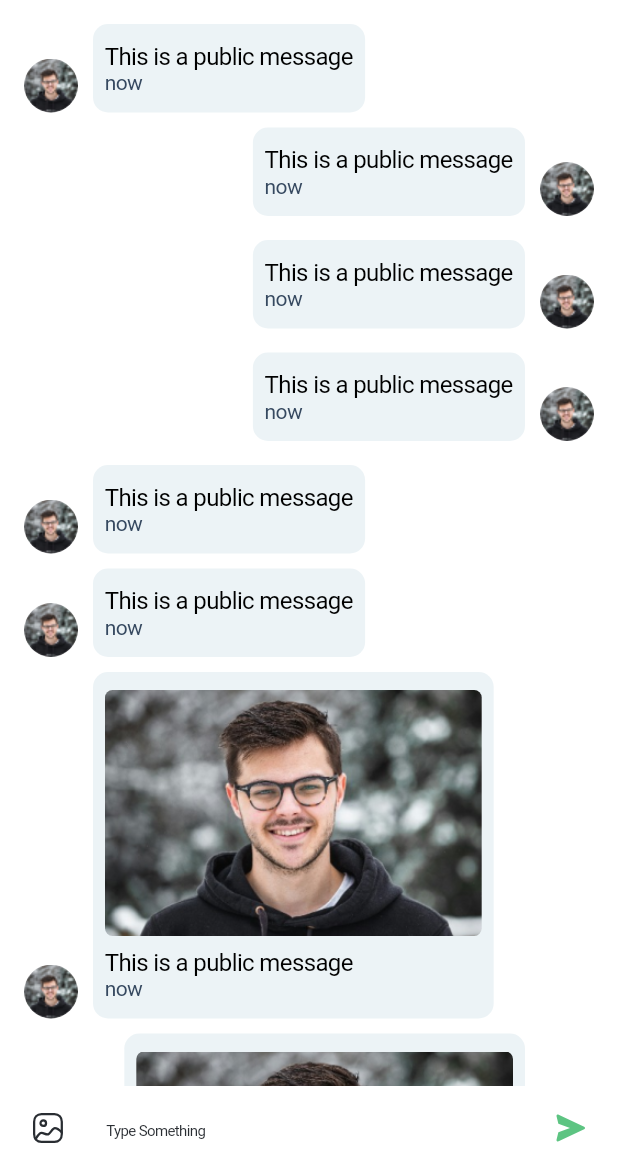
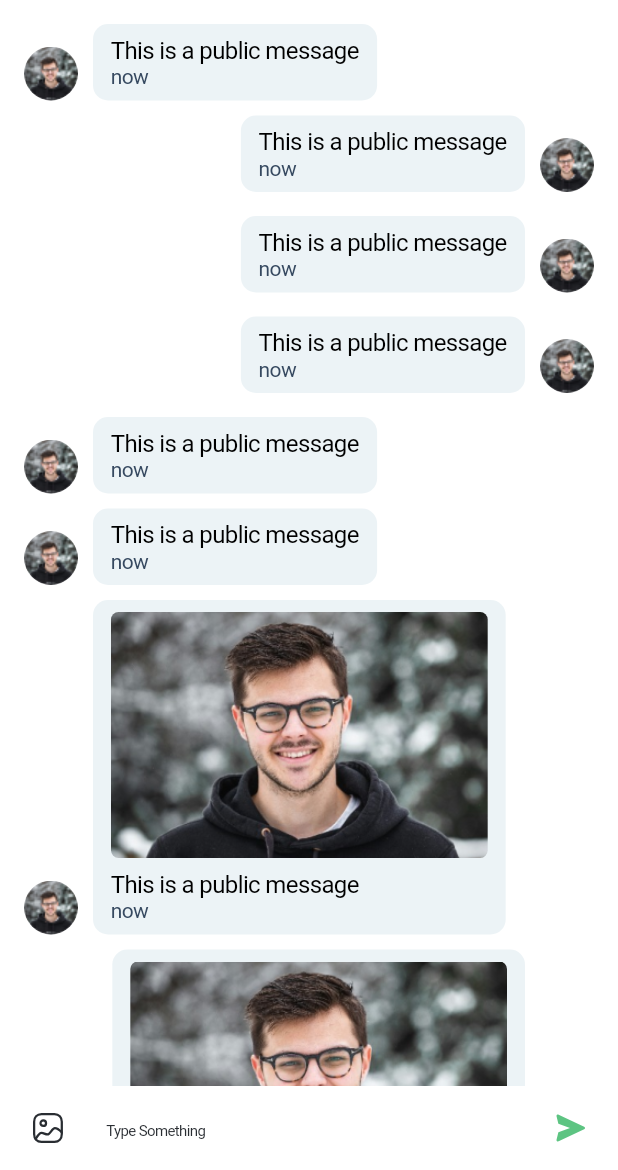
Before and after one commit to alaaeddine-awata/kaizenkode_test, a Flutter app: the ChatView screen opened by its route, after a tap on "Author 1", on a phone screen of 412 x 824 dp, the part 66-1236 px from its top. Run offline on Flutter 3.47's test engine with Material 3 defaults, Android fonts, the phone set to English and light mode, and no system bars; our stand-ins replace flutter_riverpod, flutter_svg, fluttertoast, go_router, image_picker; generated files the repository leaves out were written again.

Commit message:
fix gradle issue and add image_picker

```diff
--- a/lib/core/app.dart
+++ b/lib/core/app.dart
@@ -11,6 +11,7 @@ class MyApp extends StatelessWidget {
   @override
   Widget build(BuildContext context) {
    return CupertinoApp.router(
+     debugShowCheckedModeBanner: false,
       title: 'Kaizenkode test',
      locale: TranslationProvider.of(context).flutterLocale, // use provider
      supportedLocales: AppLocaleUtils.supportedLocales,
--- a/lib/features/chat/domain/model.dart
+++ b/lib/features/chat/domain/model.dart
@@ -2,7 +2,7 @@ class MessageModel {
   final String senderName;
   final String date;
   final String description;
-  final int messagesCount; // Optional
+  int? messagesCount; // Optional
   final String senderImage;
   final String? image;
 
@@ -10,7 +10,7 @@ class MessageModel {
     required this.senderName,
     required this.date,
     required this.description,
-    required this.messagesCount,
+    this.messagesCount,
     required this.senderImage,
     this.image,
   });
--- /dev/null
+++ b/lib/features/chat/presentation/widgets/message_bubble.dart
@@ -0,0 +1,129 @@
+import 'dart:io';
+
+import 'package:flutter/cupertino.dart';
+import 'package:kaizenkode_test/core/functions.dart';
+
+import '../../../../core/color_manager.dart';
+import '../../domain/model.dart';
+
+class MessageBubble extends StatefulWidget {
+  final MessageModel message;
+  final bool amIPreviousSender;
+  final bool myMessage;
+
+  const MessageBubble({
+    super.key,
+    required this.message,
+    required this.amIPreviousSender,
+    required this.myMessage,
+  });
+
+  @override
+  State<MessageBubble> createState() => _MessageBubbleState();
+}
+
+class _MessageBubbleState extends State<MessageBubble>{
+  @override
+  Widget build(BuildContext context) {
+    return Row(
+      mainAxisAlignment:
+      widget.myMessage ? MainAxisAlignment.start : MainAxisAlignment.end,
+      crossAxisAlignment: CrossAxisAlignment.end,
+      children: [
+        Visibility(
+          visible: widget.myMessage,
+          child: Row(
+            children: [
+              ClipOval(
+                  child: Image.asset(
+                    widget.message.senderImage,
+                    height: 36,
+                  )),
+              const SizedBox(
+                width: 10,
+              ),
+            ],
+          ),
+        ),
+        Column(
+          crossAxisAlignment: widget.myMessage
+              ? CrossAxisAlignment.start
+              : CrossAxisAlignment.end,
+          children: [
+            SizedBox(
+              height: widget.amIPreviousSender ? 10 : 16,
+            ),
+            Container(
+              decoration: BoxDecoration(
+                color: ColorManager.skyBlue,
+                borderRadius: BorderRadius.circular(10),
+              ),
+              padding: const EdgeInsets.symmetric(vertical: 8, horizontal: 12),
+              child: Column(
+                crossAxisAlignment: CrossAxisAlignment.start,
+                children: [
+                  Visibility(
+                      visible: widget.message.image != null,
+                      child: ClipRRect(
+                        borderRadius: BorderRadius.circular(5),
+                        child: Builder(builder: (context) {
+                          if (widget.message.image?.contains('assets') ??
+                              false) {
+                            return Image.asset(
+                              widget.message.image ?? '',
+                              height: 164,
+                              fit: BoxFit.fill,
+                            );
+                          } else {
+                            return Image.file(
+                              File(widget.message.image ?? ''),
+                              height: 164,
+                              fit: BoxFit.fill,
+                            );
+                          }
+                        }),
+                      )),
+                  Visibility(
+                    visible: widget.message.description.isNotEmpty,
+                    child: Padding(
+                      padding: EdgeInsets.only(
+                        top: widget.message.image != null ? 8 : 0,
+                      ),
+                      child: Text(
+                        widget.message.description,
+                        style: const TextStyle(
+                            fontSize: 16, fontWeight: FontWeight.w400),
+                      ),
+                    ),
+                  ),
+                  Text(
+                    widget.message.date.getDateFormat,
+                    style: TextStyle(
+                        color: ColorManager.secondary,
+                        fontSize: 14,
+                        fontWeight: FontWeight.w400),
+                  )
+                ],
+              ),
+            ),
+          ],
+        ),
+        Visibility(
+          visible: !widget.myMessage,
+          child: Row(
+            children: [
+              const SizedBox(
+                width: 10,
+              ),
+              ClipOval(
+                  child: Image.asset(
+                    widget.message.senderImage,
+                    height: 36,
+                  )),
+            ],
+          ),
+        ),
+      ],
+    );
+  }
+}
--- a/lib/features/chat/presentation/widgets/single_chate.dart
+++ b/lib/features/chat/presentation/widgets/single_chate.dart
@@ -1,78 +1,100 @@
+import 'dart:io';
 import 'package:flutter/cupertino.dart';
 import 'package:go_router/go_router.dart';
 import 'package:kaizenkode_test/core/assets_manager.dart';
 import 'package:kaizenkode_test/core/functions.dart';
 import 'package:kaizenkode_test/features/chat/domain/model.dart';
 import 'package:kaizenkode_test/features/widgets/icon.dart';
-
 import '../../../../core/color_manager.dart';
 import '../../../../i18n/strings.g.dart';
+import 'message_bubble.dart';
 
-class SingleChatView extends StatelessWidget {
+class SingleChatView extends StatefulWidget {
   final MessageModel messageModel;
 
   const SingleChatView({super.key, required this.messageModel});
 
   @override
-  Widget build(BuildContext context) {
-    List<MessageModel> data = [
+  State<SingleChatView> createState() => _SingleChatViewState();
+}
+
+class _SingleChatViewState extends State<SingleChatView> {
+  List<MessageModel> data = [];
+  TextEditingController messageText = TextEditingController();
+  File? image;
+  ScrollController scrollController = ScrollController();
+
+  @override
+  void dispose() {
+    messageText.dispose();
+    scrollController.dispose();
+    super.dispose();
+  }
+
+  @override
+  void initState() {
+    data = [
       MessageModel(
         senderName: 'Author 1',
         date: DateTime.now().toIso8601String(),
         description: 'This is a public message',
         senderImage: ImageAssets.smallImage,
-          messagesCount: 5),
+      ),
       MessageModel(
         senderName: 'Author 3',
         date: DateTime.now().toIso8601String(),
         description: 'This is a public message',
         senderImage: ImageAssets.smallImage,
-          messagesCount: 2),
+      ),
       MessageModel(
         senderName: 'Author 3',
         date: DateTime.now().toIso8601String(),
         description: 'This is a public message',
         senderImage: ImageAssets.smallImage,
-          messagesCount: 3),
+      ),
       MessageModel(
         senderName: 'Author 3',
         date: DateTime.now().toIso8601String(),
         description: 'This is a public message',
         senderImage: ImageAssets.smallImage,
-          messagesCount: 3),
+      ),
       MessageModel(
         senderName: 'Author 1',
         date: DateTime.now().toIso8601String(),
         description: 'This is a public message',
         senderImage: ImageAssets.smallImage,
-          messagesCount: 3),
+      ),
       MessageModel(
         senderName: 'Author 1',
         date: DateTime.now().toIso8601String(),
         description: 'This is a public message',
         senderImage: ImageAssets.smallImage,
-          messagesCount: 3),
+      ),
       MessageModel(
           senderName: 'Author 1',
           date: DateTime.now().toIso8601String(),
           description: 'This is a public message',
           senderImage: ImageAssets.smallImage,
-          messagesCount: 3,
           image: ImageAssets.largeImage),
       MessageModel(
           senderName: 'Author 3',
           date: DateTime.now().toIso8601String(),
           description: '',
           senderImage: ImageAssets.smallImage,
-          messagesCount: 3,
           image: ImageAssets.largeImage),
     ];
+    super.initState();
+  }
+
+  @override
+  Widget build(BuildContext context) {
     return SafeArea(
       child: CupertinoPageScaffold(
           child: Column(
         children: [
           Padding(
-                padding: const EdgeInsets.symmetric(horizontal: 16.0).copyWith(top: 20),
+            padding:
+                const EdgeInsets.symmetric(horizontal: 16.0).copyWith(top: 20),
             child: Row(
               mainAxisAlignment: MainAxisAlignment.spaceBetween,
               children: [
@@ -80,18 +102,18 @@ class SingleChatView extends StatelessWidget {
                     onTap: () {
                       context.pop();
                     },
-                        child: IconWidget(
+                    child: const IconWidget(
                       icon: IconAssets.back,
                       isPrimary: false,
                     )),
                 Text(
-                      messageModel.senderName,
+                  widget.messageModel.senderName,
                   style: const TextStyle(
                       fontSize: 20, fontWeight: FontWeight.w700),
                 ),
                 GestureDetector(
                     onTap: () {},
-                        child: IconWidget(
+                    child: const IconWidget(
                       icon: IconAssets.setting,
                       isPrimary: false,
                     )),
@@ -100,6 +122,7 @@ class SingleChatView extends StatelessWidget {
           ),
           Expanded(
               child: ListView.builder(
+            controller: scrollController,
             padding: const EdgeInsets.symmetric(horizontal: 16.0),
             itemCount: data.length,
             itemBuilder: (context, index) => MessageBubble(
@@ -111,9 +134,87 @@ class SingleChatView extends StatelessWidget {
           )),
           Row(
             children: [
-                  CupertinoButton(child: IconWidget(isPrimary: false, icon: IconAssets.image), onPressed: (){}),
-                  Expanded(child: CupertinoTextField(placeholder: t.typeSomething,placeholderStyle: TextStyle(fontSize: 10,color: ColorManager.black),decoration: BoxDecoration(border: Border()),)),
-                  CupertinoButton(child: IconWidget(isPrimary: true, icon: IconAssets.bxsSend), onPressed: (){}),
+              Builder(builder: (context) {
+                if (image != null) {
+                  return Padding(
+                    padding: const EdgeInsets.all(20),
+                    child: Stack(
+                      children: [
+                        ClipRRect(
+                          borderRadius: BorderRadius.circular(12),
+                          child: Image.file(
+                            image ?? File(''),
+                            height: 100,
+                            width: 100,
+                            fit: BoxFit.fill,
+                          ),
+                        ),
+                        PositionedDirectional(
+                            end: 0,
+                            child: CupertinoButton(
+                                padding: EdgeInsets.zero,
+                                child: const Icon(
+                                  CupertinoIcons.delete,
+                                  color: CupertinoColors.white,
+                                ),
+                                onPressed: () {
+                                  setState(() {
+                                    image = null;
+                                  });
+                                }))
+                      ],
+                    ),
+                  );
+                } else {
+                  return CupertinoButton(
+                      child: const IconWidget(
+                          isPrimary: false, icon: IconAssets.image),
+                      onPressed: () {
+                        addImage().then(
+                          (value) {
+                            if (value != null) {
+                              setState(() {
+                                image = File(value.path);
+                              });
+                            }
+                          },
+                        );
+                      });
+                }
+              }),
+              Expanded(
+                  child: CupertinoTextField(
+                controller: messageText,
+                placeholder: t.typeSomething,
+                placeholderStyle:
+                    TextStyle(fontSize: 10, color: ColorManager.black),
+                decoration: const BoxDecoration(border: Border()),
+              )),
+              CupertinoButton(
+                  child: const IconWidget(
+                      isPrimary: true, icon: IconAssets.bxsSend),
+                  onPressed: () {
+                    if (messageText.text.isNotEmpty || image != null) {
+                      setState(() {
+                        data.add(
+                          MessageModel(
+                              senderName: 'Author 1',
+                              date: DateTime.now().toIso8601String(),
+                              description: messageText.text,
+                              senderImage: ImageAssets.smallImage,
+                              image: image?.path),
+                        );
+                        scrollController.animateTo(
+                            scrollController.position.maxScrollExtent +
+                                MediaQuery.of(context).viewInsets.bottom +
+                                75,
+                            duration: const Duration(milliseconds: 100),
+                            curve: Curves.bounceIn);
+                        messageText.clear();
+                        image = null;
+                      });
+                    }
+                  }),
             ],
           )
         ],
@@ -121,115 +222,3 @@ class SingleChatView extends StatelessWidget {
     );
   }
 }
-
-class MessageBubble extends StatefulWidget {
-  final MessageModel message;
-  final bool amIPreviousSender;
-  final bool myMessage;
-
-  const MessageBubble({
-    super.key,
-    required this.message,
-    required this.amIPreviousSender,
-    required this.myMessage,
-  });
-
-  @override
-  State<MessageBubble> createState() => _MessageBubbleState();
-}
-
-class _MessageBubbleState extends State<MessageBubble>
-    with SingleTickerProviderStateMixin {
-  @override
-  Widget build(BuildContext context) {
-    return Row(
-      mainAxisAlignment:
-          widget.myMessage ? MainAxisAlignment.start : MainAxisAlignment.end,
-      crossAxisAlignment: CrossAxisAlignment.end,
-      children: [
-        Visibility(
-          visible: widget.myMessage,
-          child: Row(
-            children: [
-              ClipOval(
-                  child: Image.asset(
-                widget.message.senderImage,
-                height: 36,
-              )),
-              const SizedBox(
-                width: 10,
-              ),
-            ],
-          ),
-        ),
-        Column(
-          crossAxisAlignment: widget.myMessage
-              ? CrossAxisAlignment.start
-              : CrossAxisAlignment.end,
-          children: [
-            SizedBox(
-              height: widget.amIPreviousSender ? 10 : 16,
-            ),
-            Container(
-              decoration: BoxDecoration(
-                color: ColorManager.skyBlue,
-                borderRadius: BorderRadius.circular(10),
-              ),
-              padding: const EdgeInsets.symmetric(vertical: 12, horizontal: 8),
-              child: Column(
-                crossAxisAlignment: CrossAxisAlignment.start,
-                children: [
-                  Visibility(
-                      visible: widget.message.image != null,
-                      child: ClipRRect(
-                        borderRadius: BorderRadius.circular(5),
-                        child: Image.asset(
-                          widget.message.image ?? '',
-                          height: 164,
-                          fit: BoxFit.fill,
-                        ),
-                      )),
-                  Visibility(
-                    visible: widget.message.description.isNotEmpty,
-                    child: Padding(
-                      padding: EdgeInsets.only(
-                        top: widget.message.image != null ? 8 : 0,
-                      ),
-                      child: Text(
-                        widget.message.description,
-                        style: TextStyle(
-                            fontSize: 16, fontWeight: FontWeight.w400),
-                      ),
-                    ),
-                  ),
-                  Text(
-                    widget.message.date.getDateFormat,
-                    style: TextStyle(
-                        color: ColorManager.secondary,
-                        fontSize: 14,
-                        fontWeight: FontWeight.w400),
-                  )
-                ],
-              ),
-            ),
-          ],
-        ),
-        Visibility(
-          visible: !widget.myMessage,
-          child: Row(
-            children: [
-              const SizedBox(
-                width: 10,
-              ),
-              ClipOval(
-                  child: Image.asset(
-                widget.message.senderImage,
-                height: 36,
-              )),
-            ],
-          ),
-        ),
-      ],
-    );
-  }
-}
--- a/lib/features/search/presentation/widgets/search.dart
+++ b/lib/features/search/presentation/widgets/search.dart
@@ -1,13 +1,15 @@
 import 'package:flutter/cupertino.dart';
+
+import '../../../../i18n/strings.g.dart';
 
 class SearchView extends StatelessWidget {
   const SearchView({super.key});
 
   @override
   Widget build(BuildContext context) {
-    return const CupertinoPageScaffold(
+    return  CupertinoPageScaffold(
         child: Center(
-      child: Text('Search'),
+      child: Text(t.search),
     ));
   }
 }
--- a/pubspec.yaml
+++ b/pubspec.yaml
@@ -45,7 +45,7 @@ dependencies:
   flutter_svg: ^2.0.10+1
   intl: ^0.19.0
   fluttertoast: ^8.2.8
-#  image_picker: ^1.0.0
+  image_picker: ^1.1.2
 
 dev_dependencies:
   flutter_test:
```
Also changed, not shown: lib/core/functions.dart (+11 -11 lines), lib/features/create_post/presentation/widgets/create_post.dart (+24 -30 lines), lib/features/home/presentation/widgets/home.dart (+9 -5 lines), lib/features/home/presentation/widgets/post.dart (+59 -11 lines), pubspec.lock, 2 other files. Lines whose indentation alone changed are shown as unchanged.
